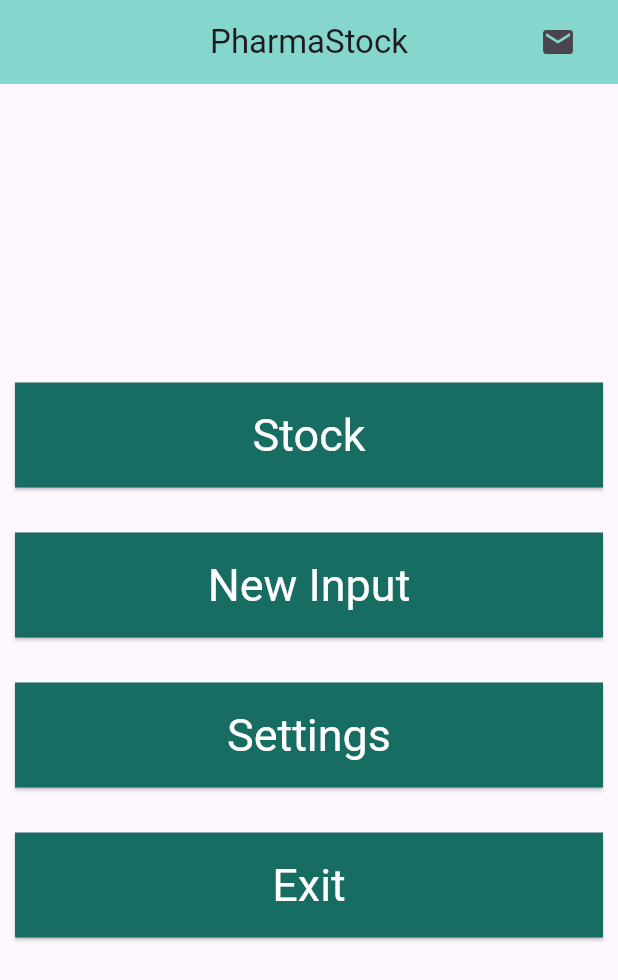
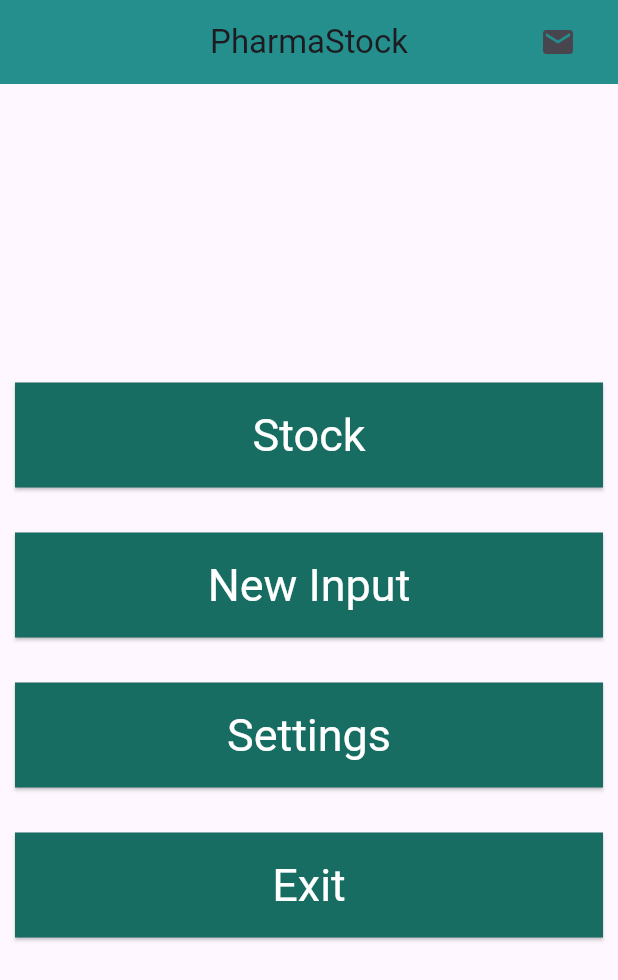
Before and after one commit to PL-medac/miniproyecto, a Flutter app: the screen it shows after launch, on a phone screen of 412 x 824 dp. Shown: the top 980 px of the screen. Run offline on Flutter 3.47's test engine with Material 3 defaults, Android fonts, the phone set to English and light mode, and no system bars; our stand-ins replace flutter_dotenv, supabase_flutter; accounts and stored records are empty.

Commit message:
Correccion colores

```diff
--- a/miniproyecto/lib/src/home.dart
+++ b/miniproyecto/lib/src/home.dart
@@ -15,18 +15,26 @@ class MyApp extends StatelessWidget {
         title: 'PharmaStock',
         theme: ThemeData(
           primaryColor: Color(0xFF085F63), // Color principal
-          scaffoldBackgroundColor: Color.fromARGB(255, 240, 245, 249), // Fondo de la app
+          scaffoldBackgroundColor: Color.fromARGB(
+            255,
+            240,
+            245,
+            249,
+          ), // Fondo de la app
           appBarTheme: AppBarTheme(
             backgroundColor: Color(0xFF085F63),
             foregroundColor: Colors.white, // Color de los iconos y texto
           ),
           elevatedButtonTheme: ElevatedButtonThemeData(
-            style: ButtonStyle (
-            backgroundColor: WidgetStateProperty.all(Color.fromARGB(255, 23, 109, 97)),
-            foregroundColor: WidgetStateProperty.all(Colors.white),
-            textStyle: WidgetStateProperty.all(TextStyle(fontSize: 30, color: Colors.white)),
+            style: ButtonStyle(
+              backgroundColor: WidgetStateProperty.all(
+                Color.fromARGB(255, 23, 109, 97),
+              ),
+              foregroundColor: WidgetStateProperty.all(Colors.white),
+              textStyle: WidgetStateProperty.all(
+                TextStyle(fontSize: 30, color: Colors.white),
+              ),
             ),
-
           ),
           bottomNavigationBarTheme: BottomNavigationBarThemeData(
             backgroundColor: Color(0xFF0A2832),
@@ -40,8 +48,6 @@ class MyApp extends StatelessWidget {
             selectedLabelTextStyle: TextStyle(color: Colors.white),
             unselectedLabelTextStyle: TextStyle(color: Colors.grey),
           ),
-
-
         ),
         home: MyHomePage(),
       ),
@@ -66,20 +72,18 @@ class MyHomePage extends StatefulWidget {
 }
 
 class _MyHomePageState extends State<MyHomePage> {
-
   @override
   Widget build(BuildContext context) {
-
     return MaterialApp(
       home: Scaffold(
         appBar: AppBar(
-          backgroundColor: Color.fromARGB(255, 133, 214, 204),
-          /*
-        Intento de poner imagen del logo:
-          title: Image.asset(
-            "assets/logo.pdf",
-            height: 40,
-          ),*/
+          backgroundColor: Color(0xFF248F8D),
+          //   /*
+          // Intento de poner imagen del logo:
+          //   title: Image.asset(
+          //     "assets/logo.pdf",
+          //     height: 40,
+          //   ),*/
           title: Text("PharmaStock"),
           centerTitle: true,
           actions: [
```
Also changed, not shown: miniproyecto/lib/src/pages.dart (+7 -15 lines).
